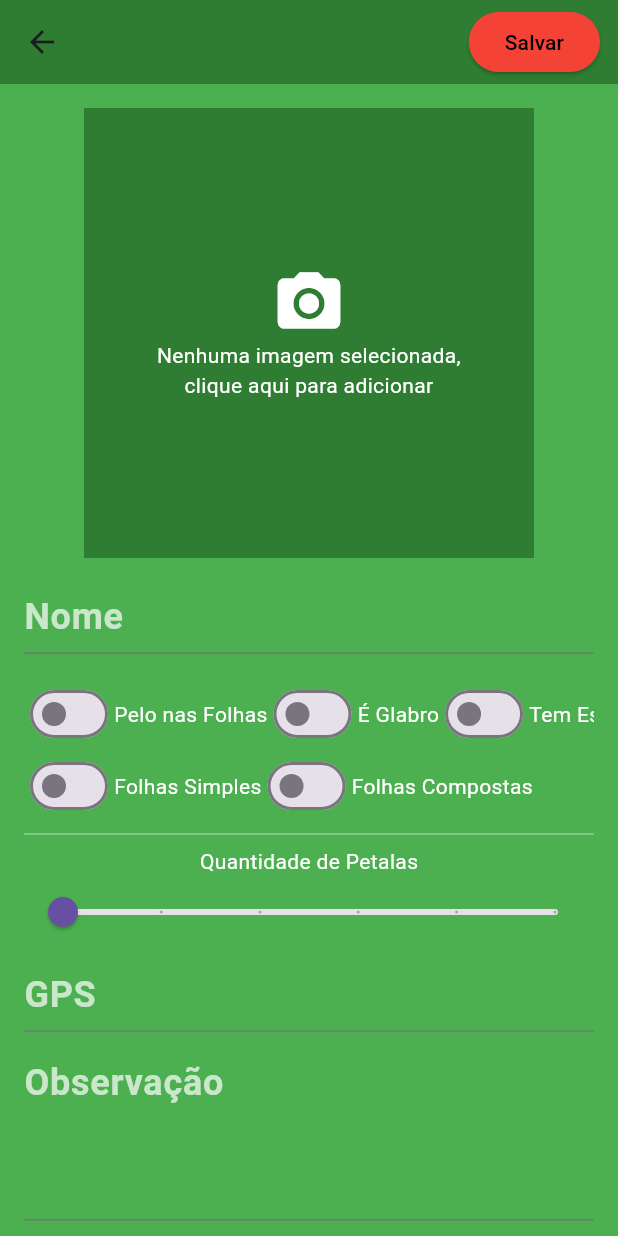
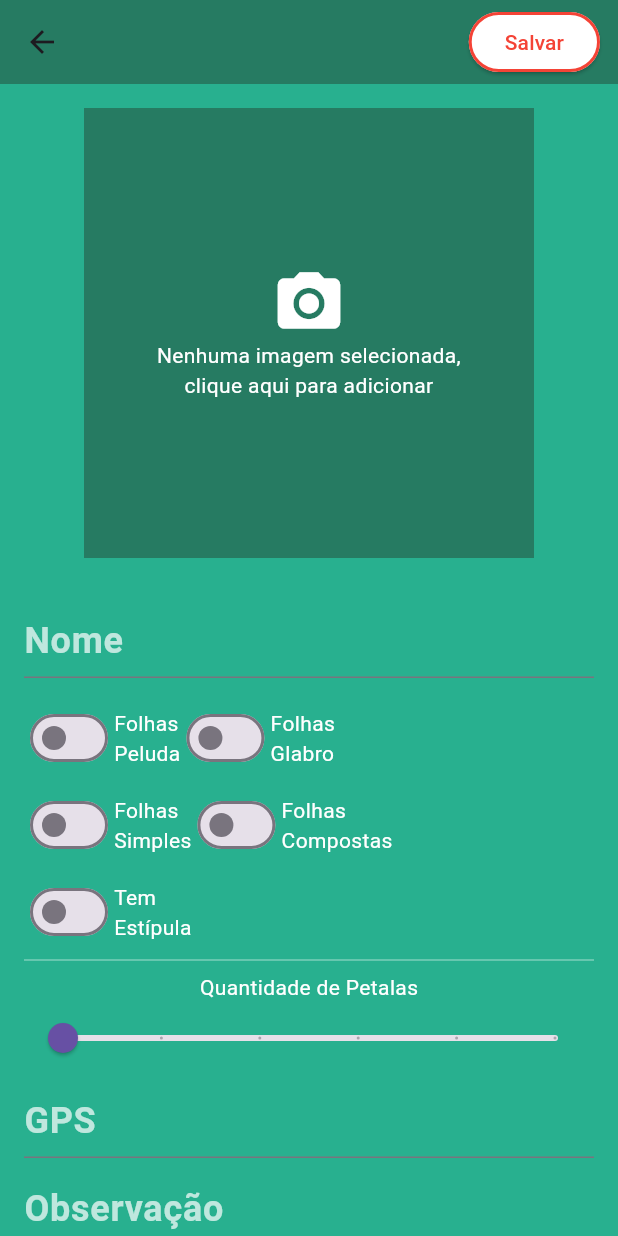
Before and after one commit to MarcosPrintes001/Bio_catalogo, a Flutter app: the screen it shows after launch, after a tap on the "add" icon, on a phone screen of 412 x 824 dp. Run offline on Flutter 3.47's test engine with Material 3 defaults, Android fonts, the phone set to English and light mode, and no system bars; our stand-ins replace fluttertoast, image_picker, permission_handler, sqflite; accounts and stored records are empty.

Commit message:
recoloring APP

```diff
--- a/lib/db/plants_database.dart
+++ b/lib/db/plants_database.dart
@@ -50,7 +50,6 @@ CREATE TABLE $tablePlants (
     final db = await instance.database;
 
     final id = await db.insert(tablePlants, plant.toJson());
-    print(plant.observation);
     return plant.copy(id: id);
   }
 
--- a/lib/pages/edit_plant.dart
+++ b/lib/pages/edit_plant.dart
@@ -55,10 +55,10 @@ class _AddEditPlantPageState extends State<AddEditPlantPage> {
   @override
   Widget build(BuildContext context) => Scaffold(
         appBar: AppBar(
-          backgroundColor: Colors.green[800],
+          backgroundColor: const Color.fromARGB(255, 38, 123, 98),
           actions: [buildButton()],
         ),
-        backgroundColor: Colors.green,
+        backgroundColor: const Color.fromARGB(255, 40, 176, 143),
         body: SingleChildScrollView(
           child: Form(
               key: _formKey,
@@ -111,13 +111,25 @@ class _AddEditPlantPageState extends State<AddEditPlantPage> {
     return Padding(
       padding: const EdgeInsets.symmetric(vertical: 8, horizontal: 12),
       child: ElevatedButton(
-        style: ElevatedButton.styleFrom(
-          backgroundColor: isFormValid ? null : Colors.red,
+        style: ButtonStyle(
+          side: MaterialStateProperty.all(BorderSide(
+            color: isFormValid ? Colors.green : Colors.red, // Cor da borda
+            width: 2.0, // Largura da borda
+          )),
+          backgroundColor: MaterialStateProperty.resolveWith<Color>((states) {
+            if (states.contains(MaterialState.disabled)) {
+              return Colors
+                  .grey; // Cor de fundo quando o botão está desabilitado
+            }
+            return Colors.white; // Cor de fundo quando o botão está habilitado
+          }),
         ),
         onPressed: addOrUpdateNote,
-        child: const Text(
+        child: Text(
           'Salvar',
-          style: TextStyle(color: Colors.black),
+          style: TextStyle(
+            color: isFormValid ? Colors.green : Colors.red, // Cor do texto
+          ),
         ),
       ),
     );
@@ -176,6 +188,7 @@ class _AddEditPlantPageState extends State<AddEditPlantPage> {
         gpsLocation: gpsLocation);
 
     await PlantsDatabase.instance.update(plant);
+    Future.delayed(const Duration(seconds: 2));
   }
 
   Future addNote() async {
@@ -191,5 +204,6 @@ class _AddEditPlantPageState extends State<AddEditPlantPage> {
         observation: observation,
         gpsLocation: gpsLocation);
     await PlantsDatabase.instance.create(plant);
+    Future.delayed(const Duration(seconds: 2));
   }
 }
--- a/lib/pages/home.dart
+++ b/lib/pages/home.dart
@@ -44,7 +44,7 @@ class _HomePageState extends State<HomePage> {
   @override
   Widget build(BuildContext context) => Scaffold(
         appBar: AppBar(
-          backgroundColor: Colors.green[800],
+          backgroundColor: Color.fromARGB(255, 38, 123, 98),
           title: const Text(
             'BIO CATALOGO',
             style: TextStyle(
@@ -54,7 +54,7 @@ class _HomePageState extends State<HomePage> {
             ),
           ),
         ),
-        backgroundColor: Colors.green,
+        backgroundColor: Color.fromARGB(255, 40, 176, 143),
         body: Center(
           child: Column(
             children: [
@@ -102,7 +102,7 @@ class _HomePageState extends State<HomePage> {
           ),
         ),
         floatingActionButton: FloatingActionButton(
-          backgroundColor: Colors.black,
+          backgroundColor: const Color.fromARGB(255, 2, 2, 2),
           child: const Icon(
             Icons.add,
             color: Colors.white,
--- a/lib/widget/plant_card_widget.dart
+++ b/lib/widget/plant_card_widget.dart
@@ -17,6 +17,7 @@ class PlantCard extends StatelessWidget {
   Widget build(BuildContext context) {
     return Card(
       margin: const EdgeInsets.all(8),
+      color: Colors.white60,
       child: ListTile(
         leading: Image.file(
           File(plant.imagePath),
--- a/lib/widget/plant_form_widget.dart
+++ b/lib/widget/plant_form_widget.dart
@@ -60,85 +60,10 @@ class PlantForm extends StatelessWidget {
             mainAxisAlignment: MainAxisAlignment.center,
             children: [
               buildImagePreview(),
-              const SizedBox(height: 16),
+              const SizedBox(height: 32),
               buildName(),
               const SizedBox(height: 16),
-              SingleChildScrollView(
-                scrollDirection: Axis.horizontal,
-                child: Row(
-                  children: [
-                    Switch(
-                      value: hasLeafHair ?? false,
-                      onChanged: (newValue) {
-                        onChangedhasLeafHair(newValue);
-                      },
-                    ),
-                    const Text(
-                      "Pelo nas Folhas",
-                      style: TextStyle(
-                        color: Colors.white,
-                      ),
-                    ),
-
-                    Switch(
-                      value: isGlabrous ?? false,
-                      onChanged: (newValue) {
-                        onChangedisGlabrous(newValue);
-                      },
-                    ),
-                    const Text(
-                      "É Glabro",
-                      style: TextStyle(
-                        color: Colors.white,
-                      ),
-                    ),
-
-                    Switch(
-                      value: hasStipule ?? false,
-                      onChanged: (newValue) {
-                        onChangedhasStipule(newValue);
-                      },
-                    ),
-                    const Text(
-                      "Tem Estípula",
-                      style: TextStyle(
-                        color: Colors.white,
-                      ),
-                    ),
-
-                  ],
-                ),
-              ),
-              SingleChildScrollView(
-                child: Row(
-                  children: [
-                    Switch(
-                      value: hasSimpleLeaf ?? false,
-                      onChanged: (newValue) {
-                        onChangedhasSimpleLeaf(newValue);
-                      },
-                    ),
-                    const Text(
-                      "Folhas Simples",
-                      style: TextStyle(
-                        color: Colors.white,
-                      ),
-                    ),
-                    Switch(
-                      value: hasCompostLeaf ?? false,
-                      onChanged: (newValue) {
-                        onChangedhasCompostLeaf(newValue);
-                      },
-                    ),
-                    const Text(
-                      "Folhas Compostas",
-                      style: TextStyle(
-                        color: Colors.white,
-                      ),
-                    ),
-                  ],
-                ),
-              ),
+              buildSwitches(),
               const Divider(
                 color: Colors.white38,
               ),
@@ -175,7 +100,7 @@ class PlantForm extends StatelessWidget {
               height: 300,
               width: 300,
               alignment: Alignment.center,
-              color: Colors.green[800],
+              color: const Color.fromARGB(255, 38, 123, 98),
               child: const Column(
                 mainAxisAlignment: MainAxisAlignment.center,
                 crossAxisAlignment: CrossAxisAlignment.center,
@@ -206,6 +131,112 @@ class PlantForm extends StatelessWidget {
       onChangedimagePath(pickedFile.path);
     }
   }
+
+  Widget buildSwitches() => Center(
+        child: Column(
+          children: [
+            Row(
+              children: [
+                Row(
+                  children: [
+                    Switch(
+                      value: hasLeafHair ?? false,
+                      onChanged: (newValue) {
+                        onChangedhasLeafHair(newValue);
+                      },
+                    ),
+                    const Text(
+                      "Folhas\nPeluda",
+                      style: TextStyle(
+                        color: Colors.white,
+                      ),
+                    ),
+                  ],
+                ),
+                Row(
+                  children: [
+                    Switch(
+                      value: isGlabrous ?? false,
+                      onChanged: (newValue) {
+                        onChangedisGlabrous(newValue);
+                      },
+                    ),
+                    const Text(
+                      "Folhas\nGlabro",
+                      style: TextStyle(
+                        color: Colors.white,
+                      ),
+                    ),
+                  ],
+                ),
+              ],
+            ),
+            const SizedBox(
+              height: 10,
+            ),
+            Row(
+              children: [
+                Row(
+                  children: [
+                    Switch(
+                      value: hasSimpleLeaf ?? false,
+                      onChanged: (newValue) {
+                        onChangedhasSimpleLeaf(newValue);
+                      },
+                    ),
+                    const Text(
+                      "Folhas\nSimples",
+                      style: TextStyle(
+                        color: Colors.white,
+                      ),
+                    ),
+                  ],
+                ),
+                Row(
+                  children: [
+                    Switch(
+                      value: hasCompostLeaf ?? false,
+                      onChanged: (newValue) {
+                        onChangedhasCompostLeaf(newValue);
+                      },
+                    ),
+                    const Text(
+                      "Folhas\nCompostas",
+                      overflow: TextOverflow.clip,
+                      style: TextStyle(
+                        color: Colors.white,
+                      ),
+                    ),
+                  ],
+                ),
+              ],
+            ),
+            const SizedBox(
+              height: 10,
+            ),
+            Row(
+              children: [
+                Row(
+                  children: [
+                    Switch(
+                      value: hasStipule ?? false,
+                      onChanged: (newValue) {
+                        onChangedhasStipule(newValue);
+                      },
+                    ),
+                    const Text(
+                      "Tem\nEstípula",
+                      style: TextStyle(
+                        color: Colors.white,
+                      ),
+                    ),
+                  ],
+                ),
+              ],
+            ),
+          ],
+        ),
+      );
 
   Widget buildName() => TextFormField(
         maxLines: 1,
```
Also changed, not shown: lib/pages/plant_detail.dart (+20 -16 lines).
